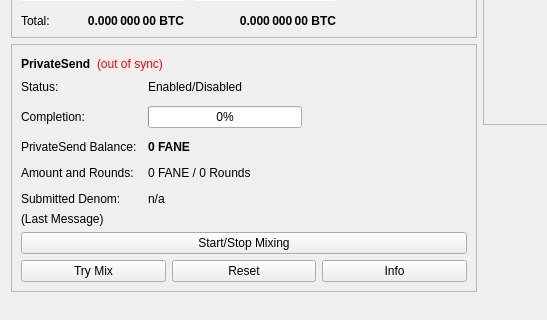
Above: src/qt/forms/overviewpage.ui from fantasy11coin/hostmasternode before the change; both pictures show x 0 to 547 and y 178 to 498 of the 960 by 585 pixel window. Below: the same form after it.
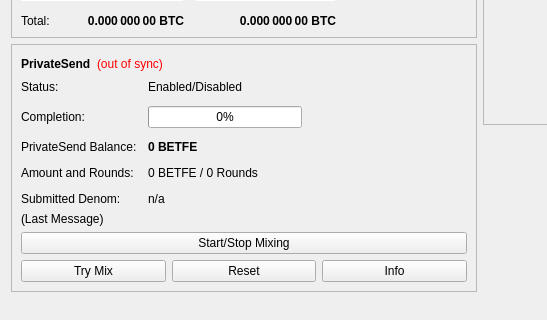
That is the form after the change.

Patch:
```diff
--- a/src/qt/forms/overviewpage.ui
+++ b/src/qt/forms/overviewpage.ui
@@ -514,7 +514,7 @@
                </font>
               </property>
               <property name="text">
-               <string notr="true">0 FANE</string>
+               <string notr="true">0 BETFE</string>
               </property>
              </widget>
             </item>
@@ -528,7 +528,7 @@
             <item row="3" column="1">
              <widget class="QLabel" name="labelAmountRounds">
               <property name="text">
-               <string>0 FANE / 0 Rounds</string>
+               <string>0 BETFE / 0 Rounds</string>
               </property>
              </widget>
             </item>
```
Left out of the diff: 6 changed lines with no effect on the pictures.
